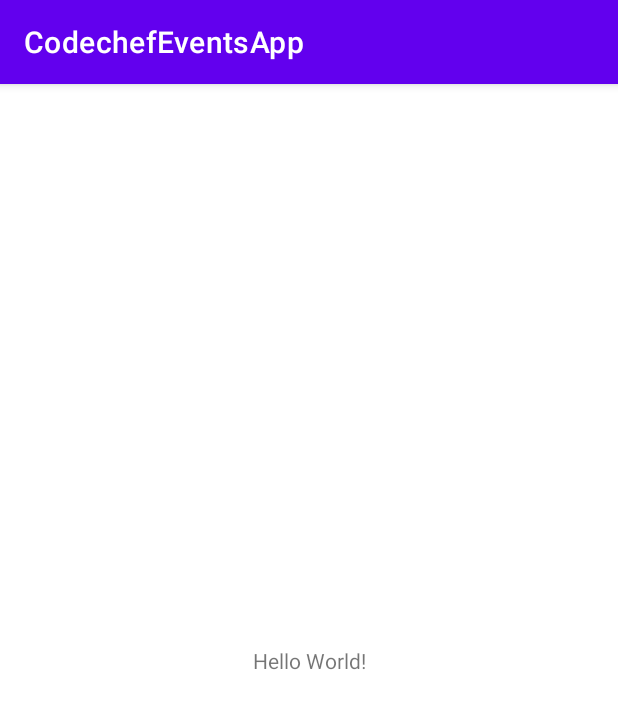
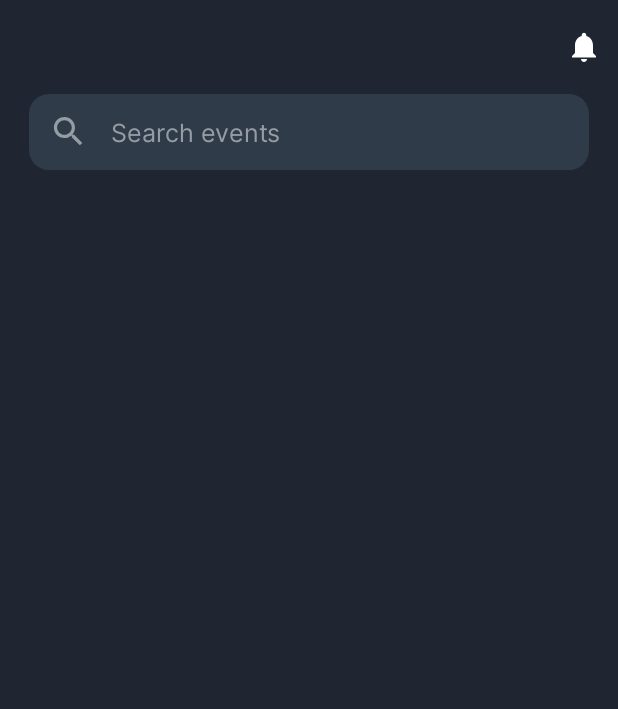
Before and after one commit to gargVader/Code-Cache, an Android app: the screen it shows after launch (MainActivity), on a phone screen of 412 x 824 dp. Shown: the top 709 px of the screen. Run offline under Robolectric (Android 15) with nearby library versions, the phone set to English and light mode, and no system bars; our stand-ins replace sdp/ssp sizes.

Commit message:
theme setup

```diff
--- a/app/build.gradle
+++ b/app/build.gradle
@@ -36,4 +36,7 @@ dependencies {
     testImplementation 'junit:junit:4.+'
     androidTestImplementation 'androidx.test.ext:junit:1.1.2'
     androidTestImplementation 'androidx.test.espresso:espresso-core:3.3.0'
+    // Scalable size unit (support for different screen sizes)
+    implementation 'com.intuit.sdp:sdp-android:1.0.6'
+    implementation 'com.intuit.ssp:ssp-android:1.0.6'
 }
--- /dev/null
+++ b/app/src/main/res/drawable/background_search.xml
@@ -0,0 +1,8 @@
+<?xml version="1.0" encoding="utf-8"?>
+<shape xmlns:android="http://schemas.android.com/apk/res/android"
+    android:shape="rectangle"
+    >
+
+    <solid android:color="@color/colorSecondary"/>
+    <corners android:radius="@dimen/_10sdp"/>
+</shape>
--- /dev/null
+++ b/app/src/main/res/drawable/ic_baseline_notifications_24.xml
@@ -0,0 +1,10 @@
+<vector xmlns:android="http://schemas.android.com/apk/res/android"
+    android:width="24dp"
+    android:height="24dp"
+    android:viewportWidth="24"
+    android:viewportHeight="24"
+    android:tint="?attr/colorControlNormal">
+  <path
+      android:fillColor="@android:color/white"
+      android:pathData="M12,22c1.1,0 2,-0.9 2,-2h-4c0,1.1 0.89,2 2,2zM18,16v-5c0,-3.07 -1.64,-5.64 -4.5,-6.32L13.5,4c0,-0.83 -0.67,-1.5 -1.5,-1.5s-1.5,0.67 -1.5,1.5v0.68C7.63,5.36 6,7.92 6,11v5l-2,2v1h16v-1l-2,-2z"/>
+</vector>
--- /dev/null
+++ b/app/src/main/res/drawable/ic_baseline_search_24.xml
@@ -0,0 +1,10 @@
+<vector xmlns:android="http://schemas.android.com/apk/res/android"
+    android:width="24dp"
+    android:height="24dp"
+    android:viewportWidth="24"
+    android:viewportHeight="24"
+    android:tint="?attr/colorControlNormal">
+  <path
+      android:fillColor="@android:color/white"
+      android:pathData="M15.5,14h-0.79l-0.28,-0.27C15.41,12.59 16,11.11 16,9.5 16,5.91 13.09,3 9.5,3S3,5.91 3,9.5 5.91,16 9.5,16c1.61,0 3.09,-0.59 4.23,-1.57l0.27,0.28v0.79l5,4.99L20.49,19l-4.99,-5zM9.5,14C7.01,14 5,11.99 5,9.5S7.01,5 9.5,5 14,7.01 14,9.5 11.99,14 9.5,14z"/>
+</vector>
--- a/app/src/main/res/layout/activity_main.xml
+++ b/app/src/main/res/layout/activity_main.xml
@@ -4,15 +4,52 @@
     xmlns:tools="http://schemas.android.com/tools"
     android:layout_width="match_parent"
     android:layout_height="match_parent"
+    android:background="@color/colorPrimary"
     tools:context=".MainActivity">
 
-    <TextView
+    <ImageView
+        android:id="@+id/icon_notification"
         android:layout_width="wrap_content"
         android:layout_height="wrap_content"
-        android:text="Hello World!"
-        app:layout_constraintBottom_toBottomOf="parent"
-        app:layout_constraintLeft_toLeftOf="parent"
-        app:layout_constraintRight_toRightOf="parent"
-        app:layout_constraintTop_toTopOf="parent" />
+        app:layout_constraintTop_toTopOf="parent"
+        android:src="@drawable/ic_baseline_notifications_24"
+        app:layout_constraintEnd_toEndOf="parent"
+        android:layout_marginEnd="@dimen/_8sdp"
+        app:tint="@color/colorTextWhite"
+        android:layout_marginTop="@dimen/_15sdp"
+        />
+
+    <LinearLayout
+        android:layout_width="match_parent"
+        android:layout_height="wrap_content"
+        android:layout_marginStart="@dimen/_15sdp"
+        android:layout_marginTop="@dimen/_15sdp"
+        android:layout_marginEnd="@dimen/_15sdp"
+        android:background="@drawable/background_search"
+        android:orientation="horizontal"
+        android:paddingStart="@dimen/_10sdp"
+        android:paddingEnd="@dimen/_10sdp"
+        android:paddingTop="@dimen/_2sdp"
+        android:paddingBottom="@dimen/_2sdp"
+        app:layout_constraintTop_toBottomOf="@id/icon_notification">
+
+        <ImageView
+            android:layout_width="@dimen/_20sdp"
+            android:layout_height="@dimen/_20sdp"
+            android:layout_gravity="center"
+            android:src="@drawable/ic_baseline_search_24"
+            app:tint="@color/colorTextDark" />
+
+        <EditText
+            style="@style/editTextStyle"
+            android:layout_width="match_parent"
+            android:layout_height="@dimen/_35sdp"
+            android:layout_marginStart="@dimen/_12sdp"
+            android:hint="Search events"
+            android:inputType="text" />
+
+
+    </LinearLayout>
+
 
 </androidx.constraintlayout.widget.ConstraintLayout>
--- a/app/src/main/res/values/colors.xml
+++ b/app/src/main/res/values/colors.xml
@@ -6,5 +6,29 @@
     <color name="teal_200">#FF03DAC5</color>
     <color name="teal_700">#FF018786</color>
     <color name="black">#FF000000</color>
-    <color name="white">#FFFFFFFF</color>
+
+
+    <color name="colorPrimary">#1F2631</color>
+    <color name="colorPrimaryDark">#1F2631</color>
+    <color name="colorAccent">#8251CA</color>
+    <color name="colorSecondary">#2F3B49</color>
+    <color name="colorTextWhite">#FFFFFFFF</color>
+    <color name="colorTextDark">#959CA4</color>
+
+
+
+    <color name="colorSearchIcon">#959CA4</color>
+    <color name="colorTextHint">#7B7B7B</color>
+    <color name="colorIcons">#A4A4A4</color>
+    <color name="colorQuickActionBackground">#2F2D2E</color>
+    <color name="colorDefaultNoteColor">#333333</color>
+    <color name="colorNoteSubtitleText">#FAFAFA</color>
+    <color name="colorMiscellaneousBackground">#1F1F1F</color>
+    <color name="colorNoteColor2">#FDBE3B</color>
+    <color name="colorNoteColor3">#FF4842</color>
+    <color name="colorNoteColor4">#3A52FC</color>
+    <color name="colorNoteColor5">#000000</color>
+    <color name="colorDelete">#FF4842</color>
+    <color name="colorSearchBackground">#333333</color>
+
 </resources>
--- a/app/src/main/res/values/themes.xml
+++ b/app/src/main/res/values/themes.xml
@@ -1,16 +1,26 @@
 <resources xmlns:tools="http://schemas.android.com/tools">
     <!-- Base application theme. -->
-    <style name="Theme.CodechefEventsApp" parent="Theme.MaterialComponents.DayNight.DarkActionBar">
+    <style name="Theme.CodechefEventsApp" parent="Theme.MaterialComponents.DayNight.NoActionBar">
         <!-- Primary brand color. -->
-        <item name="colorPrimary">@color/purple_500</item>
-        <item name="colorPrimaryVariant">@color/purple_700</item>
-        <item name="colorOnPrimary">@color/white</item>
+        <item name="colorPrimary">@color/colorPrimary</item>
+        <item name="colorPrimaryVariant">@color/colorPrimaryDark</item>
+        <item name="colorOnPrimary">@color/colorTextWhite</item>
         <!-- Secondary brand color. -->
-        <item name="colorSecondary">@color/teal_200</item>
+        <item name="colorSecondary">@color/colorAccent</item>
         <item name="colorSecondaryVariant">@color/teal_700</item>
         <item name="colorOnSecondary">@color/black</item>
         <!-- Status bar color. -->
         <item name="android:statusBarColor" tools:targetApi="l">?attr/colorPrimaryVariant</item>
         <!-- Customize your theme here. -->
     </style>
+
+    <style name="editTextStyle">
+        <item name="android:textColor">@color/colorTextWhite</item>
+        <item name="android:textColorHint">@color/colorTextDark</item>
+        <item name="android:fontFamily">@font/inter_regular</item>
+        <item name="android:textSize">@dimen/_13ssp</item>
+        <item name="android:imeOptions">actionDone</item>
+        <item name="android:background">@null</item>
+    </style>
+
 </resources>
```
Also changed, not shown: app/src/main/res/font/inter_bold.ttf (added), app/src/main/res/font/inter_medium.ttf (added), app/src/main/res/font/inter_regular.ttf (added).
